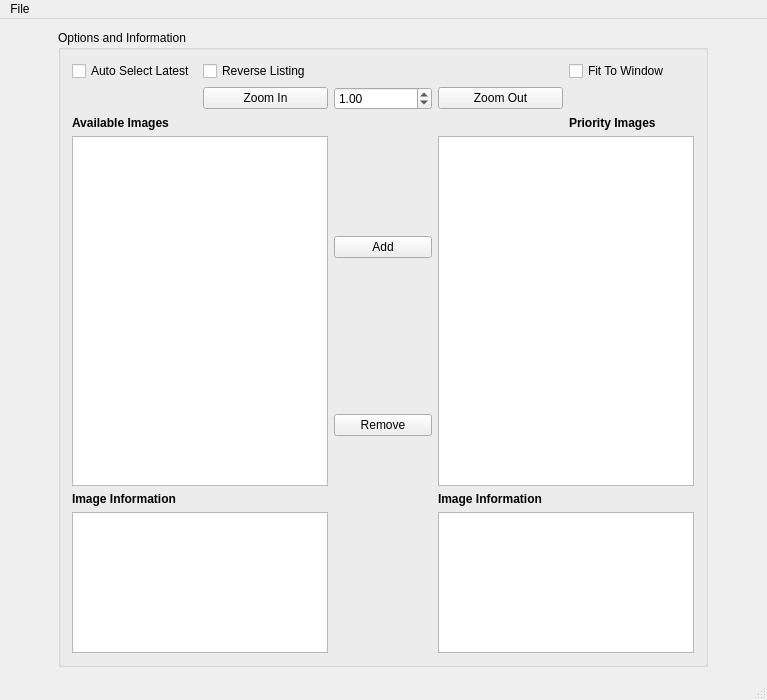
The window that mainwindow.ui (Morgan243/Dynamic-Image-Viewer) describes before a commit, drawn with Qt 5.
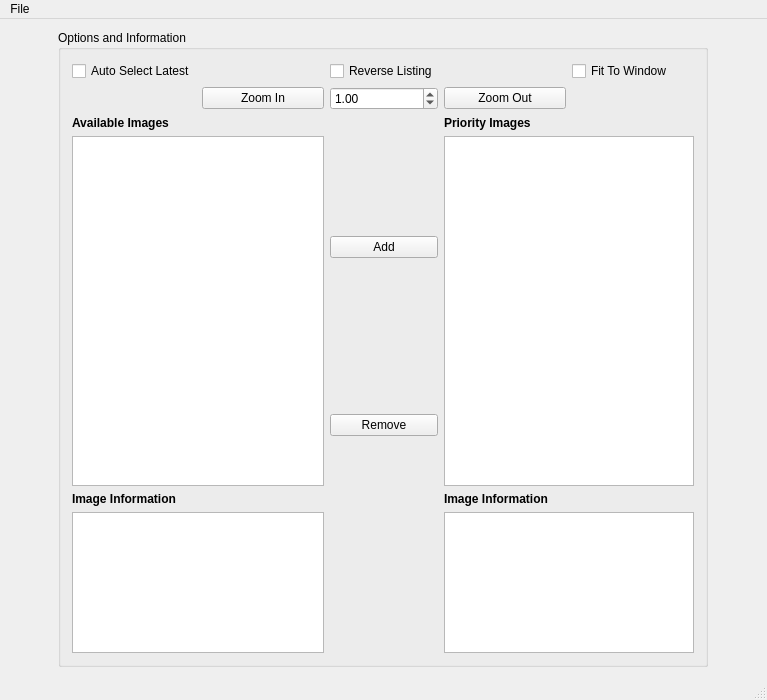
The same window after the commit.

Patch:
```diff
--- a/mainwindow.ui
+++ b/mainwindow.ui
@@ -99,19 +99,6 @@
          </property>
         </widget>
        </item>
-       <item row="2" column="4">
-        <widget class="QLabel" name="label_priorityImages">
-         <property name="font">
-          <font>
-           <weight>75</weight>
-           <bold>true</bold>
-          </font>
-         </property>
-         <property name="text">
-          <string>Priority Images</string>
-         </property>
-        </widget>
-       </item>
        <item row="5" column="3" colspan="2">
         <widget class="QLabel" name="label_imageInfo_priority">
          <property name="font">
@@ -211,7 +198,20 @@
          </property>
         </widget>
        </item>
-       <item row="0" column="1">
+       <item row="2" column="3">
+        <widget class="QLabel" name="label_priorityImages">
+         <property name="font">
+          <font>
+           <weight>75</weight>
+           <bold>true</bold>
+          </font>
+         </property>
+         <property name="text">
+          <string>Priority Images</string>
+         </property>
+        </widget>
+       </item>
+       <item row="0" column="2">
         <widget class="QCheckBox" name="chkBox_reverseSort">
          <property name="text">
           <string>Reverse Listing</string>
```
Left out of the diff: 2 changed lines with no effect on the pictures.
